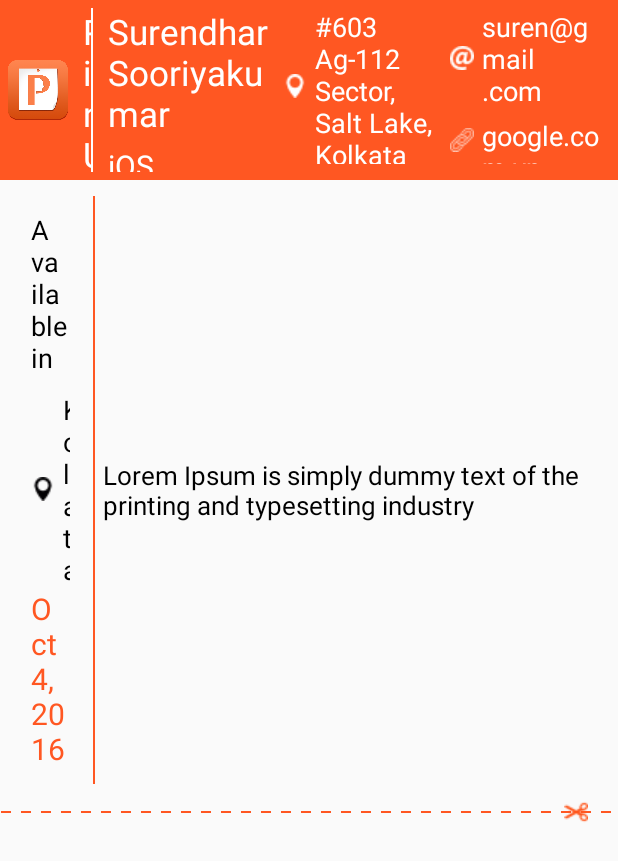
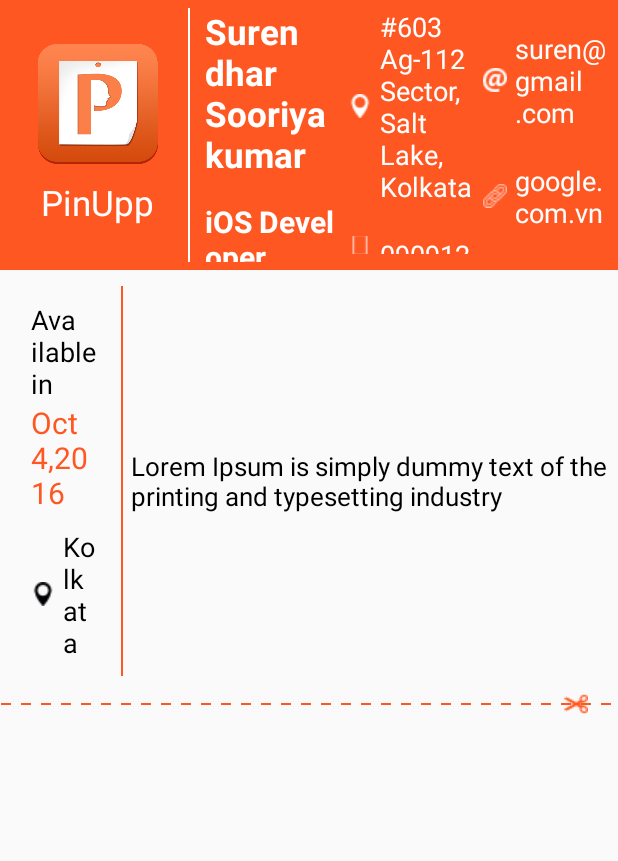
Before and after one commit to tuandt-gem/PinUpp, an Android app: the layout layout_preview_overall_profile.xml on its own in the app's theme, with its tools: preview values and no code run, on a phone screen of 412 x 824 dp. Shown: the top 861 px of the screen. Run offline under Robolectric (Android 15) with nearby library versions, the phone set to English and light mode, and no system bars.

Commit message:
- Fix bugs

```diff
--- a/app/build.gradle
+++ b/app/build.gradle
@@ -8,7 +8,7 @@ android {
         applicationId "australia.godoer.pinupp"
         minSdkVersion 15
         targetSdkVersion 23
-        versionCode 1
+        versionCode 3
         versionName "1.0"
     }
     lintOptions {
--- a/app/src/main/java/australia/godoer/pinupp/Models/User.java
+++ b/app/src/main/java/australia/godoer/pinupp/Models/User.java
@@ -85,7 +85,7 @@ public class User {
            }
        }
        ParseUser.getCurrentUser().put(PROFILE_MAP_KEY, new Gson().toJson(tempMap));
-       ParseUser.getCurrentUser().saveInBackground();
+       ParseUser.getCurrentUser().saveEventually();
    }
 
     public String getMobileNo() {
--- a/app/src/main/java/australia/godoer/pinupp/Views/Profile/Sections/JobItemFragment.java
+++ b/app/src/main/java/australia/godoer/pinupp/Views/Profile/Sections/JobItemFragment.java
@@ -90,7 +90,7 @@ public class JobItemFragment extends Fragment implements CalendarDatePickerDialo
                     );
 
                     final Calendar now = Calendar.getInstance();
-                    now.set(2016,01,01);
+                    now.set(2016, 1, 1);
                     date_txt = (EditText) customDialogView.findViewById(R.id.add_job_date);
 //                    date_txt.setOnClickListener(new View.OnClickListener() {
 //                        @Override
@@ -111,7 +111,7 @@ public class JobItemFragment extends Fragment implements CalendarDatePickerDialo
                                 CalendarDatePickerDialogFragment cdp = new CalendarDatePickerDialogFragment()
                                         .setOnDateSetListener(JobItemFragment.this)
                                         .setFirstDayOfWeek(Calendar.SUNDAY)
-                                        .setPreselectedDate(2016, now.MONTH, now.DAY_OF_MONTH)
+                                        .setPreselectedDate(2016, Calendar.MONTH, Calendar.DAY_OF_MONTH)
                                         .setThemeDark();
                                 cdp.show(getActivity().getSupportFragmentManager(), "FRAG_TAG_DATE_PICKER");
                             }
--- a/app/src/main/java/australia/godoer/pinupp/Views/Profile/Sections/MyInfoFragment.java
+++ b/app/src/main/java/australia/godoer/pinupp/Views/Profile/Sections/MyInfoFragment.java
@@ -69,6 +69,7 @@ public class MyInfoFragment extends Fragment implements CalendarDatePickerDialog
             fname_edit.setText(current_myifo.getFirstName());
             lname_edit.setText(current_myifo.getLastName());
             mobile_edit.setText(current_myifo.getMobileNo());
+            address_edit.setText(current_myifo.getAddress());
             email_edit.setText(current_myifo.getEmail());
             location_edit.setText(current_myifo.getLocation());
             web_edit.setText(current_myifo.getWebsite());
--- a/app/src/main/res/layout/layout_preview_overall_profile.xml
+++ b/app/src/main/res/layout/layout_preview_overall_profile.xml
@@ -14,16 +14,16 @@
         android:padding="5dp">
 
         <LinearLayout
-            android:layout_width="0dp"
-            android:layout_weight="0.5"
-            android:orientation="horizontal"
+            android:layout_width="wrap_content"
+            android:orientation="vertical"
             android:gravity="center"
+            android:padding="20dp"
             android:layout_height="match_parent">
             <ImageView
-                android:layout_width="40dp"
-                android:layout_height="40dp"
+                android:layout_width="80dp"
+                android:layout_height="80dp"
                 android:src="@drawable/pinuppicon"
-                android:layout_marginRight="10dp"/>
+                android:layout_marginBottom="10dp"/>
 
             <TextView
                 android:id="@+id/header_pinup_tv"
@@ -45,6 +45,7 @@
             android:layout_weight="1"
             android:layout_height="match_parent"
             android:background="@color/colorPrimary"
+            android:gravity="center|left"
             android:layout_marginLeft="10dp"
             android:orientation="vertical">
 
@@ -56,6 +57,7 @@
             <TextView
                 android:id="@+id/preview_overall_position_tv"
                 style="@style/PreviewText.Header.Position"
+                android:layout_marginTop="15dp"
                 android:text="iOS Developer"/>
         </LinearLayout>
 
@@ -64,6 +66,7 @@
             android:layout_weight="1"
             android:layout_height="match_parent"
             android:background="@color/colorPrimary"
+            android:gravity="center|left"
             android:orientation="vertical">
 
             <TextView
@@ -76,6 +79,7 @@
             <TextView
                 android:id="@+id/preview_overall_phone_tv"
                 style="@style/PreviewText.Header.Normal"
+                android:layout_marginTop="15dp"
                 android:drawableLeft="@drawable/ic_phone_white"
                 android:drawablePadding="5dp"
                 android:text="09091234567"/>
@@ -87,6 +91,7 @@
             android:layout_weight="1"
             android:layout_height="match_parent"
             android:background="@color/colorPrimary"
+            android:gravity="center|left"
             android:orientation="vertical">
 
             <TextView
@@ -100,6 +105,7 @@
                 android:id="@+id/preview_overall_link_tv"
                 android:drawableLeft="@drawable/ic_link_white"
                 android:drawablePadding="5dp"
+                android:layout_marginTop="15dp"
                 style="@style/PreviewText.Header.Normal"
                 android:text="google.com.vn"/>
 
@@ -116,7 +122,7 @@
 
         <LinearLayout
             android:layout_width="0dp"
-            android:layout_weight="0.5"
+            android:layout_weight="0.7"
             android:layout_height="wrap_content"
             android:gravity="center|left"
             android:padding="15dp"
@@ -128,17 +134,17 @@
                 android:text="@string/hint_available_in"/>
 
             <TextView
+                android:id="@+id/preview_overall_available_in_tv"
+                style="@style/PreviewText.Position"
+                android:text="Oct 4,2016"/>
+
+            <TextView
                 android:id="@+id/preview_overall_available_from_tv"
                 style="@style/PreviewText.Normal"
                 android:layout_marginTop="10dp"
                 android:drawableLeft="@drawable/ic_location_black"
                 android:drawablePadding="5dp"
                 android:text="Kolkata"/>
-
-            <TextView
-                android:id="@+id/preview_overall_available_in_tv"
-                style="@style/PreviewText.Position"
-                android:text="Oct 4,2016"/>
         </LinearLayout>
 
         <View
--- a/app/src/main/res/values/dimens.xml
+++ b/app/src/main/res/values/dimens.xml
@@ -13,7 +13,7 @@
     <dimen name="text__small_margin">10dp</dimen>
     <dimen name="text_padding">5dp</dimen>
     <dimen name="appbar_padding_top">8dp</dimen>
-    <dimen name="header_height_image">120dp</dimen>
+    <dimen name="header_height_image">180dp</dimen>
     <dimen name="header_height_image_line">100dp</dimen>
     <dimen name="content_preview_overall_width">600dp</dimen>
     <dimen name="screen_padding">10dp</dimen>
--- a/app/src/main/res/values/strings.xml
+++ b/app/src/main/res/values/strings.xml
@@ -40,7 +40,7 @@
     <string name="hint_job_year">select the date</string>
     <string name="logo_choose">Choose logo</string>
     <string name="hint_new_exp">New Experience</string>
-    <string name="header_PinUP">PinUp</string>
+    <string name="header_PinUP">PinUpp</string>
     <string name="example_text">Lorem Ipsum is simply dummy text of the printing and typesetting industry</string>
     <string name="title_current_position">Current position</string>
     <string name="title_project_experience">Project Experience</string>
--- a/app/src/main/res/values/view_styles.xml
+++ b/app/src/main/res/values/view_styles.xml
@@ -8,13 +8,16 @@
 
     <style name="PreviewText.Header">
         <item name="android:textColor">@color/white</item>
+        <item name="android:gravity">center|left</item>
     </style>
     <style name="PreviewText.Header.Name">
         <item name="android:textSize">23sp</item>
+        <item name="android:textStyle">bold</item>
     </style>
     <style name="PreviewText.Header.Position">
         <item name="android:textSize">20sp</item>
         <item name="android:layout_marginTop">5dp</item>
+        <item name="android:textStyle">bold</item>
     </style>
     <style name="PreviewText.Header.Normal">
         <item name="android:textSize">18sp</item>
```
Also changed, not shown: app/src/main/java/australia/godoer/pinupp/Views/Profile/Sections/EducationFragment.java (+35 -7 lines), app/src/main/java/australia/godoer/pinupp/Views/Profile/Sections/ProfileContentActivity.java (+10 -0 lines).
